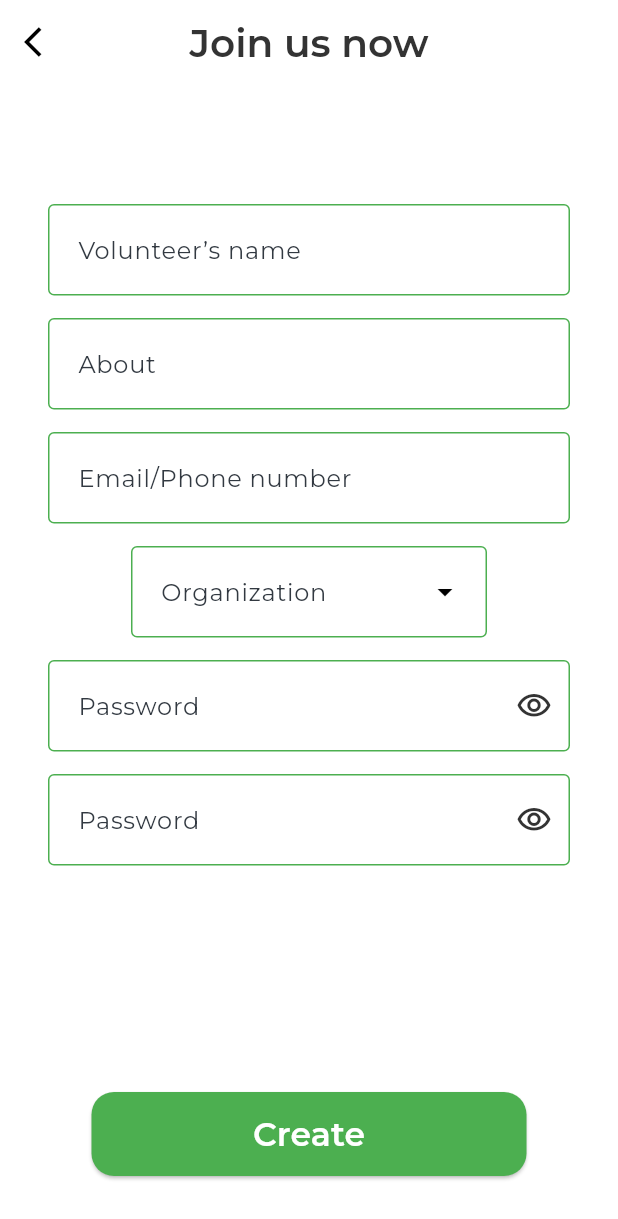
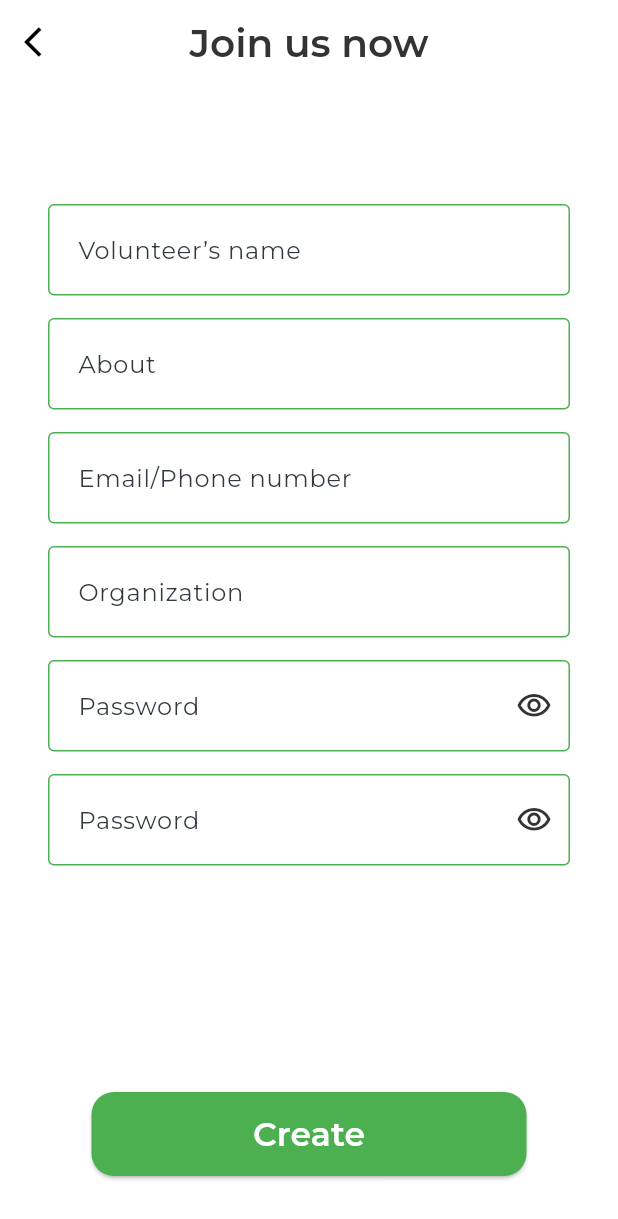
Before and after one commit to techcat18/VolunteerReport, a Flutter app: the SignUpPage screen opened directly, on a phone screen of 412 x 824 dp. Shown: the top 1219 px of the screen. Run offline on Flutter 3.47's test engine with Material 2 defaults, Android fonts, the phone set to English and light mode, and no system bars; drawn by our look-alikes of reactive_forms; our stand-ins replace google_fonts.

Commit message:
Created custom dropdown. It can act as input field to add new values.

```diff
--- a/mobile/lib/views/sign_up/sign_up_form.dart
+++ b/mobile/lib/views/sign_up/sign_up_form.dart
@@ -3,14 +3,19 @@ import 'package:reactive_forms/reactive_forms.dart';
 
 import 'package:mobile/helpers/phone_validator.dart';
 
-import 'package:mobile/widgets/inputs/dropdown_field.dart';
+import 'package:mobile/widgets/inputs/reactive_dropdown.dart';
 import 'package:mobile/widgets/inputs/reactive_email_phone.dart';
 import 'package:mobile/widgets/inputs/reactive_password.dart';
 import 'package:mobile/widgets/inputs/reactive_plain_text.dart';
 
-class SignUpForm extends StatelessWidget {
-  SignUpForm({super.key});
+class SignUpForm extends StatefulWidget {
+  const SignUpForm({super.key});
 
+  @override
+  State<SignUpForm> createState() => _SignUpFormState();
+}
+
+class _SignUpFormState extends State<SignUpForm> {
   List<Widget> _addSpacing(List<Widget> widgets) {
     return [
       for (Widget widget in widgets) ...[
@@ -34,16 +39,16 @@ class SignUpForm extends StatelessWidget {
         ],
       )
     ],
+    "organization": [Validators.required],
     "password": [Validators.required],
     "confirmPassword": [Validators.required],
   });
 
   @override
   Widget build(BuildContext context) {
-    return ReactiveFormBuilder(
-      form: () => form,
-      builder: (context, form, child) {
-        return Column(
+    return ReactiveForm(
+      formGroup: form,
+      child: Column(
         children: _addSpacing(
           [
             const ReactivePlainText(
@@ -55,21 +60,22 @@ class SignUpForm extends StatelessWidget {
               label: "About",
             ),
             const ReactiveEmailPhone(name: "email"),
-              const DropDownField<String>(
+            const ReactiveDropdown(
+              name: "organization",
               label: "Organization",
               items: [
-                  DropdownMenuEntry(value: "1", label: "Organization 1"),
-                  DropdownMenuEntry(value: "2", label: "Organization 2"),
-                  DropdownMenuEntry(value: "3", label: "Organization 3"),
-                  DropdownMenuEntry(value: "4", label: "Organization 4"),
+                "Organization 1",
+                "Organization 2",
+                "Organization 3",
+                "Organization 4",
+                "Organization 5",
               ],
             ),
             const ReactivePassword(name: "password"),
             const ReactivePassword(name: "confirmPassword"),
           ],
         ),
-        );
-      },
+      ),
     );
   }
 }
--- a/mobile/lib/widgets/inputs/dropdown_field.dart
+++ /dev/null
@@ -1,19 +0,0 @@
-import 'package:flutter/material.dart';
-
-class DropDownField<T> extends StatelessWidget {
-  const DropDownField({super.key, required this.label, required this.items});
-
-  final String label;
-  final List<DropdownMenuEntry<T>> items;
-
-  @override
-  Widget build(BuildContext context) {
-    return DropdownMenu<T>(
-      enableFilter: true,
-      requestFocusOnTap: true,
-      label: Text(label),
-      textStyle: Theme.of(context).textTheme.labelMedium,
-      dropdownMenuEntries: items,
-    );
-  }
-}
--- /dev/null
+++ b/mobile/lib/widgets/inputs/reactive_dropdown.dart
@@ -0,0 +1,127 @@
+import 'dart:math';
+
+import 'package:flutter/material.dart';
+import 'package:reactive_forms/reactive_forms.dart';
+
+const _dropDownItemHeight = 41.0;
+
+class ReactiveDropdown extends StatefulWidget {
+  const ReactiveDropdown({
+    super.key,
+    required this.name,
+    required this.label,
+    required this.items,
+  });
+
+  final String name;
+  final String label;
+  final List<String> items;
+
+  @override
+  State<ReactiveDropdown> createState() => _ReactiveDropdownState();
+}
+
+class _ReactiveDropdownState extends State<ReactiveDropdown> {
+  Size? _offsetSize;
+  final _focusNode = FocusNode();
+  final _layerLink = LayerLink();
+  final OverlayPortalController _dropdownController = OverlayPortalController();
+
+  @override
+  void initState() {
+    super.initState();
+
+    _focusNode.addListener(() {
+      if (_focusNode.hasFocus) {
+        _offsetSize ??= context.size!;
+        _dropdownController.show();
+      } else {
+        _dropdownController.hide();
+      }
+    });
+  }
+
+  Widget _buildOverlayChild(BuildContext context) {
+    return Positioned(
+      width: _offsetSize!.width,
+      child: CompositedTransformFollower(
+        link: _layerLink,
+        showWhenUnlinked: false,
+        offset: Offset(0.0, _offsetSize!.height + 5.0),
+        child: _buildDropDown(),
+      ),
+    );
+  }
+
+  Widget _buildDropDown() {
+    return Material(
+      elevation: 4.0,
+      color: Colors.white,
+      borderRadius: BorderRadius.circular(10),
+      child: ReactiveValueListenableBuilder(
+        formControlName: widget.name,
+        builder: (context, control, child) {
+          var currentValue = (control.value ?? "") as String;
+          var filteredItems = widget.items
+              .where(
+                (item) => item.contains(currentValue),
+              )
+              .toList();
+          var count = filteredItems.length;
+
+          return SizedBox(
+            height: min(3 * _dropDownItemHeight, count * _dropDownItemHeight),
+            child: ListView(
+              padding: EdgeInsets.zero,
+              children: filteredItems
+                  .map((e) => _buildDropDownItem(control, e))
+                  .toList(),
+            ),
+          );
+        },
+      ),
+    );
+  }
+
+  Widget _buildDropDownItem(AbstractControl<Object?> control, String item) {
+    return InkWell(
+      onTap: () {
+        control.updateValue(item);
+        _focusNode.unfocus();
+      },
+      child: Container(
+        padding: const EdgeInsets.symmetric(
+          horizontal: 16,
+          vertical: 10,
+        ),
+        child: Text(
+          item,
+          style: Theme.of(context).textTheme.labelMedium,
+        ),
+      ),
+    );
+  }
+
+  Widget _buildReactiveTextField() {
+    return ReactiveTextField(
+      focusNode: _focusNode,
+      formControlName: widget.name,
+      decoration: InputDecoration(
+        labelText: widget.label,
+      ),
+      style: Theme.of(context).textTheme.labelMedium,
+    );
+  }
+
+  @override
+  Widget build(BuildContext context) {
+    return CompositedTransformTarget(
+      link: _layerLink,
+      child: OverlayPortal(
+        controller: _dropdownController,
+        overlayChildBuilder: _buildOverlayChild,
+        child: _buildReactiveTextField(),
+      ),
+    );
+  }
+}
```
Lines whose indentation alone changed are shown as unchanged.
